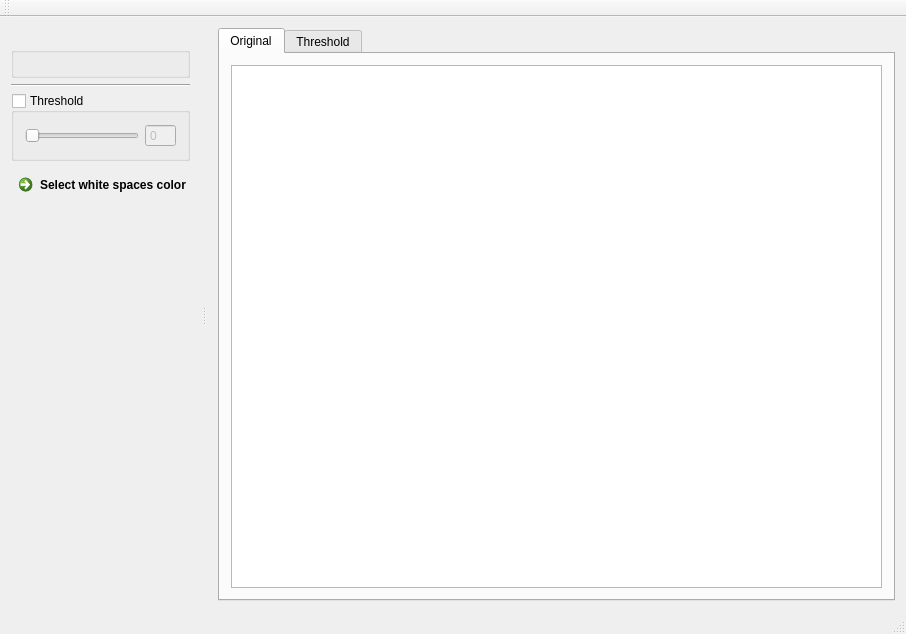
Qt form mainwindow.ui (gurmaaan/CancerAnalysis) before a commit.
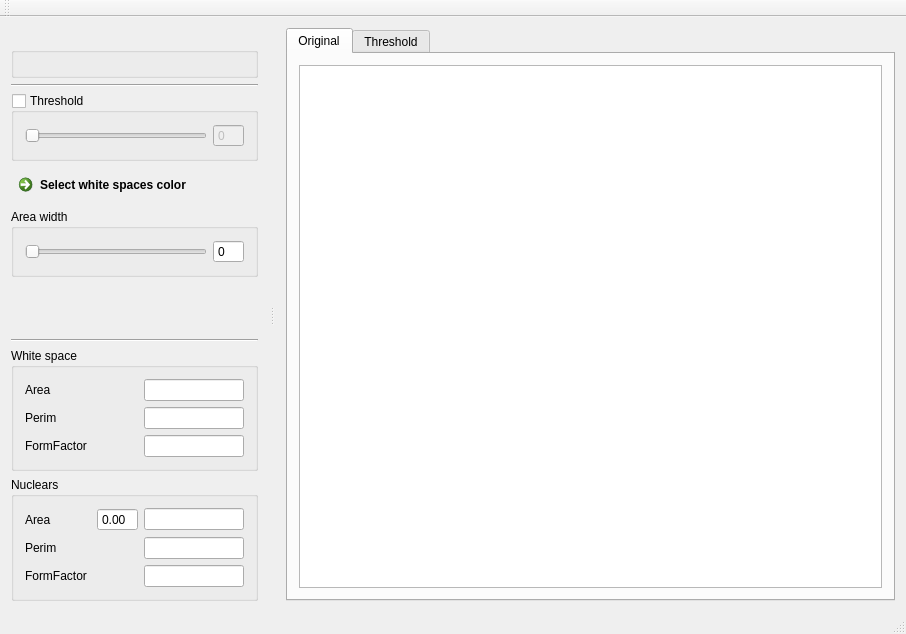
The same form after that commit. Icons and pictures are not drawn. Custom widgets are drawn as their Qt base class.

Commit message: В гланом окне сверстаны строки вывода В сервисе изображений появилась дельта функция сравнения цвета

The edit to the form file:
```diff
--- a/mainwindow.ui
+++ b/mainwindow.ui
@@ -84,7 +84,7 @@
       <height>0</height>
      </size>
     </property>
-    <layout class="QVBoxLayout" name="verticalLayout">
+    <layout class="QVBoxLayout" name="verticalLayout_5">
      <item>
       <widget class="ImageFileWidget" name="openImgFIleWidget"/>
      </item>
@@ -140,6 +140,41 @@
        </property>
       </widget>
      </item>
+     <item>
+      <widget class="QGroupBox" name="nuclearWidthGB">
+       <property name="title">
+        <string>Area width</string>
+       </property>
+       <property name="checkable">
+        <bool>false</bool>
+       </property>
+       <property name="checked">
+        <bool>false</bool>
+       </property>
+       <layout class="QHBoxLayout" name="horizontalLayout_6">
+        <item>
+         <widget class="QSlider" name="nuclearWidthSlider">
+          <property name="maximum">
+           <number>255</number>
+          </property>
+          <property name="orientation">
+           <enum>Qt::Horizontal</enum>
+          </property>
+         </widget>
+        </item>
+        <item>
+         <widget class="QSpinBox" name="nuclearWidthSB">
+          <property name="buttonSymbols">
+           <enum>QAbstractSpinBox::NoButtons</enum>
+          </property>
+          <property name="maximum">
+           <number>255</number>
+          </property>
+         </widget>
+        </item>
+       </layout>
+      </widget>
+     </item>
      <item>
       <spacer name="verticalSpacer">
        <property name="orientation">
@@ -153,6 +188,278 @@
        </property>
       </spacer>
      </item>
+     <item>
+      <widget class="Line" name="line_2">
+       <property name="orientation">
+        <enum>Qt::Horizontal</enum>
+       </property>
+      </widget>
+     </item>
+     <item>
+      <widget class="QGroupBox" name="whiteGB">
+       <property name="title">
+        <string>White space</string>
+       </property>
+       <layout class="QVBoxLayout" name="verticalLayout">
+        <item>
+         <layout class="QHBoxLayout" name="horizontalLayout_5">
+          <item>
+           <widget class="QLabel" name="areaWhiteLabel">
+            <property name="text">
+             <string>Area</string>
+            </property>
+            <property name="buddy">
+             <cstring>areaWhiteLineEdit</cstring>
+            </property>
+           </widget>
+          </item>
+          <item>
+           <spacer name="horizontalSpacer">
+            <property name="orientation">
+             <enum>Qt::Horizontal</enum>
+            </property>
+            <property name="sizeHint" stdset="0">
+             <size>
+              <width>40</width>
+              <height>20</height>
+             </size>
+            </property>
+           </spacer>
+          </item>
+          <item>
+           <widget class="QLineEdit" name="areaWhiteLineEdit">
+            <property name="maximumSize">
+             <size>
+              <width>100</width>
+              <height>16777215</height>
+             </size>
+            </property>
+            <property name="readOnly">
+             <bool>true</bool>
+            </property>
+           </widget>
+          </item>
+         </layout>
+        </item>
+        <item>
+         <layout class="QHBoxLayout" name="horizontalLayout_4">
+          <item>
+           <widget class="QLabel" name="perimetrWhiteLabel">
+            <property name="text">
+             <string>Perim</string>
+            </property>
+            <property name="buddy">
+             <cstring>perimetrWhiteLineEdit</cstring>
+            </property>
+           </widget>
+          </item>
+          <item>
+           <spacer name="horizontalSpacer_2">
+            <property name="orientation">
+             <enum>Qt::Horizontal</enum>
+            </property>
+            <property name="sizeHint" stdset="0">
+             <size>
+              <width>40</width>
+              <height>20</height>
+             </size>
+            </property>
+           </spacer>
+          </item>
+          <item>
+           <widget class="QLineEdit" name="perimetrWhiteLineEdit">
+            <property name="maximumSize">
+             <size>
+              <width>100</width>
+              <height>16777215</height>
+             </size>
+            </property>
+            <property name="readOnly">
+             <bool>true</bool>
+            </property>
+           </widget>
+          </item>
+         </layout>
+        </item>
+        <item>
+         <layout class="QHBoxLayout" name="horizontalLayout_3">
+          <item>
+           <widget class="QLabel" name="formFactorWhiteLabel">
+            <property name="text">
+             <string>FormFactor</string>
+            </property>
+            <property name="buddy">
+             <cstring>formFactorWhiteLineEditr</cstring>
+            </property>
+           </widget>
+          </item>
+          <item>
+           <spacer name="horizontalSpacer_3">
+            <property name="orientation">
+             <enum>Qt::Horizontal</enum>
+            </property>
+            <property name="sizeHint" stdset="0">
+             <size>
+              <width>40</width>
+              <height>20</height>
+             </size>
+            </property>
+           </spacer>
+          </item>
+          <item>
+           <widget class="QLineEdit" name="formFactorWhiteLineEditr">
+            <property name="maximumSize">
+             <size>
+              <width>100</width>
+              <height>16777215</height>
+             </size>
+            </property>
+            <property name="readOnly">
+             <bool>true</bool>
+            </property>
+           </widget>
+          </item>
+         </layout>
+        </item>
+       </layout>
+      </widget>
+     </item>
+     <item>
+      <widget class="QGroupBox" name="nuclearGB">
+       <property name="title">
+        <string>Nuclears</string>
+       </property>
+       <layout class="QVBoxLayout" name="verticalLayout_4">
+        <item>
+         <layout class="QHBoxLayout" name="nuclearAreaHLayout">
+          <item>
+           <widget class="QLabel" name="nuclearAreaLabel">
+            <property name="text">
+             <string>Area</string>
+            </property>
+            <property name="buddy">
+             <cstring>doubleSpinBox</cstring>
+            </property>
+           </widget>
+          </item>
+          <item>
+           <spacer name="nuclearAreaHSpacer">
+            <property name="orientation">
+             <enum>Qt::Horizontal</enum>
+            </property>
+            <property name="sizeHint" stdset="0">
+             <size>
+              <width>40</width>
+              <height>20</height>
+             </size>
+            </property>
+           </spacer>
+          </item>
+          <item>
+           <widget class="QDoubleSpinBox" name="doubleSpinBox">
+            <property name="buttonSymbols">
+             <enum>QAbstractSpinBox::NoButtons</enum>
+            </property>
+           </widget>
+          </item>
+          <item>
+           <widget class="QLineEdit" name="nuclearAreaLE">
+            <property name="maximumSize">
+             <size>
+              <width>100</width>
+              <height>16777215</height>
+             </size>
+            </property>
+            <property name="readOnly">
+             <bool>true</bool>
+            </property>
+           </widget>
+          </item>
+         </layout>
+        </item>
+        <item>
+         <layout class="QHBoxLayout" name="nuclearPerimHLayout">
+          <item>
+           <widget class="QLabel" name="nuclearPerimLabel">
+            <property name="text">
+             <string>Perim</string>
+            </property>
+            <property name="buddy">
+             <cstring>nuclearPerimLE</cstring>
+            </property>
+           </widget>
+          </item>
+          <item>
+           <spacer name="nuclearPerimHSpacer">
+            <property name="orientation">
+             <enum>Qt::Horizontal</enum>
+            </property>
+            <property name="sizeHint" stdset="0">
+             <size>
+              <width>40</width>
+              <height>20</height>
+             </size>
+            </property>
+           </spacer>
+          </item>
+          <item>
+           <widget class="QLineEdit" name="nuclearPerimLE">
+            <property name="maximumSize">
+             <size>
+              <width>100</width>
+              <height>16777215</height>
+             </size>
+            </property>
+            <property name="readOnly">
+             <bool>true</bool>
+            </property>
+           </widget>
+          </item>
+         </layout>
+        </item>
+        <item>
+         <layout class="QHBoxLayout" name="nuclearFormHLayout">
+          <item>
+           <widget class="QLabel" name="nuclearFormLabel">
+            <property name="text">
+             <string>FormFactor</string>
+            </property>
+            <property name="buddy">
+             <cstring>nuclearFormLE</cstring>
+            </property>
+           </widget>
+          </item>
+          <item>
+           <spacer name="nuclearFormHSpacer">
+            <property name="orientation">
+             <enum>Qt::Horizontal</enum>
+            </property>
+            <property name="sizeHint" stdset="0">
+             <size>
+              <width>40</width>
+              <height>20</height>
+             </size>
+            </property>
+           </spacer>
+          </item>
+          <item>
+           <widget class="QLineEdit" name="nuclearFormLE">
+            <property name="maximumSize">
+             <size>
+              <width>100</width>
+              <height>16777215</height>
+             </size>
+            </property>
+            <property name="readOnly">
+             <bool>true</bool>
+            </property>
+           </widget>
+          </item>
+         </layout>
+        </item>
+       </layout>
+      </widget>
+     </item>
     </layout>
    </widget>
   </widget>
```
The commit also changes 2 other files.
